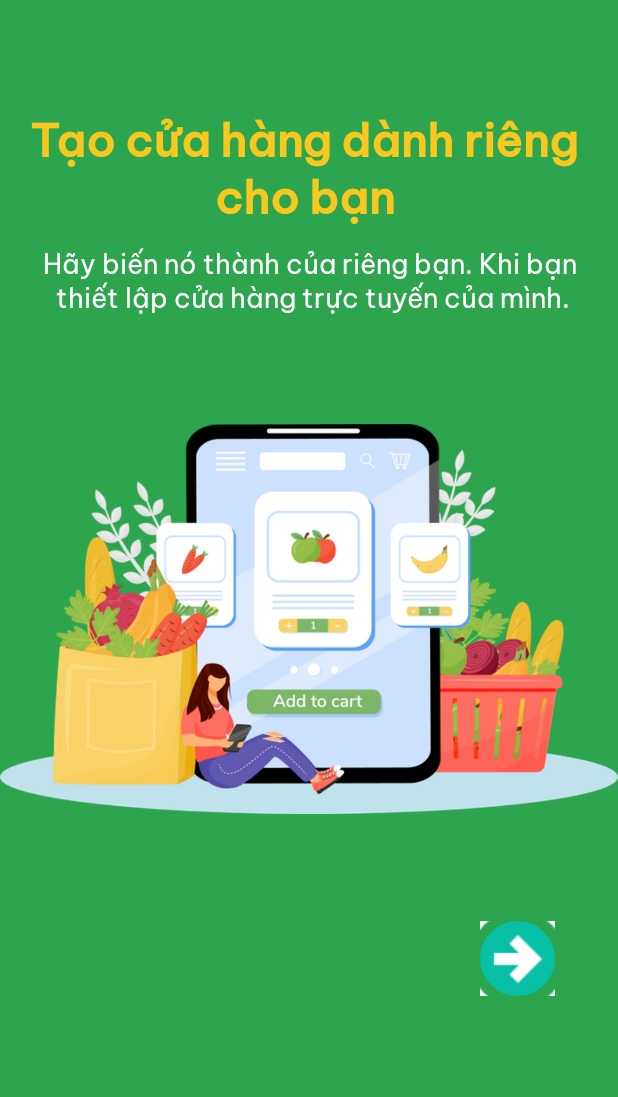
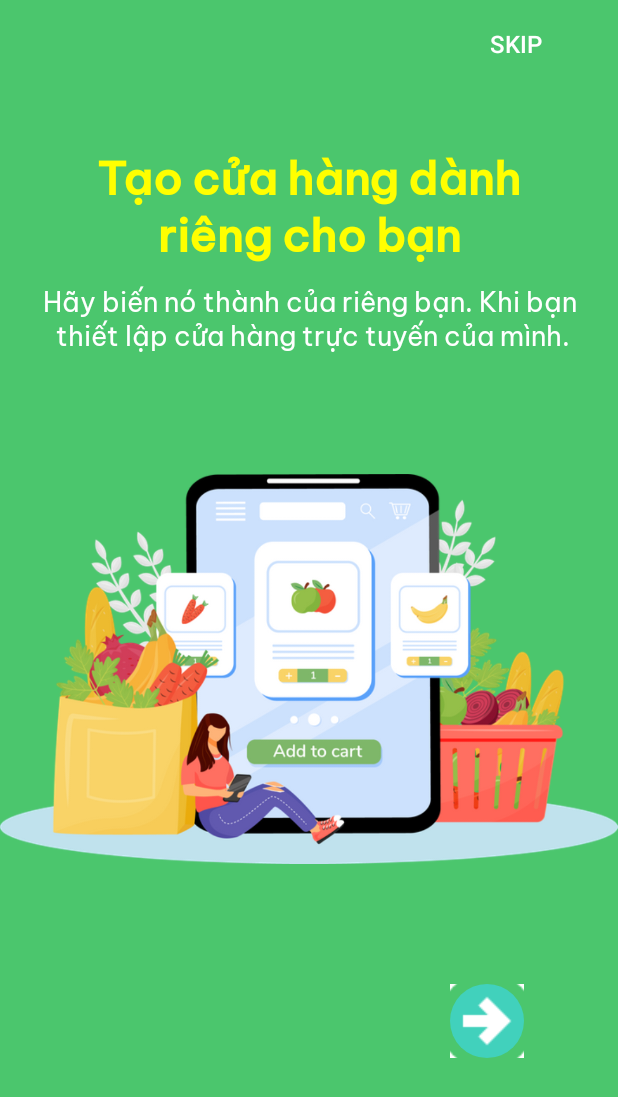
Before and after one commit to VoXuanPhuc/greenmaket, an Android app: the giaodien4 screen opened directly, with no data from a screen before it, on a phone screen of 412 x 824 dp. Shown: the top 1097 px of the screen. Run offline under Robolectric (Android 15) with nearby library versions, the phone set to English and light mode, and no system bars; Roboto replaces fonts that are not available here.

Commit message:
Thêm nut skip, show hoạt động một lần khi chạy lần đầu cho giao diện

```diff
--- a/app/src/main/java/com/app/laptrinhdidong/giaodien4.java
+++ b/app/src/main/java/com/app/laptrinhdidong/giaodien4.java
@@ -5,6 +5,7 @@ import androidx.appcompat.app.AppCompatActivity;
 import android.content.Intent;
 import android.os.Bundle;
 import android.view.View;
+import android.widget.Button;
 import android.widget.ImageButton;
 
 public class giaodien4 extends AppCompatActivity {
@@ -14,7 +15,9 @@ public class giaodien4 extends AppCompatActivity {
         super.onCreate(savedInstanceState);
         setContentView(R.layout.activity_giaodien4);
         ImageButton nextbtn;
+        Button bnskip;
         nextbtn = (ImageButton) findViewById(R.id.next);
+        bnskip = (Button) findViewById(R.id.btnskip) ;
 
         nextbtn.setOnClickListener(new View.OnClickListener() {
             @Override
@@ -22,5 +25,12 @@ public class giaodien4 extends AppCompatActivity {
                 startActivity(new Intent(giaodien4.this, DanhMucActivity.class));
             }
         });
+
+        bnskip.setOnClickListener(new View.OnClickListener() {
+            @Override
+            public void onClick(View view) {
+                startActivity(new Intent(giaodien4.this, DanhMucActivity.class));
+            }
+        });
     }
 }
--- a/app/src/main/res/drawable-v24/bttron.xml
+++ b/app/src/main/res/drawable-v24/bttron.xml
@@ -1,7 +1,7 @@
 <?xml version="1.0" encoding="utf-8"?>
 <shape xmlns:android="http://schemas.android.com/apk/res/android">
     <solid
-        android:color="#07BFA5"
+        android:color="#41D1BC"
         />
     <corners
         android:radius="999dp"/>
--- a/app/src/main/res/layout/activity_giaodien4.xml
+++ b/app/src/main/res/layout/activity_giaodien4.xml
@@ -4,19 +4,30 @@
     xmlns:tools="http://schemas.android.com/tools"
     android:layout_width="match_parent"
     android:layout_height="match_parent"
-    android:background="#2DA44E"
+    android:background="#4BC66D"
     android:orientation="vertical"
     tools:context=".giaodien4">
+
+    <Button
+        android:id="@+id/btnskip"
+        android:layout_width="wrap_content"
+        android:layout_height="wrap_content"
+        android:text="Skip"
+        android:textSize="16sp"
+        android:background="@null"
+        android:layout_marginLeft="300dp"
+        android:textColor="@color/white"
+        android:layout_marginTop="5dp"/>
 
     <TextView
         android:id="@+id/textView"
         android:layout_width="match_parent"
         android:layout_height="wrap_content"
-        android:layout_marginTop="68dp"
+        android:layout_marginTop="40dp"
         android:gravity="center"
-        android:text="Tạo cửa hàng dành riêng \ncho bạn "
-        android:textColor="#F8C81E"
-        android:textSize="30dp"
+        android:text="Tạo cửa hàng dành\n riêng cho bạn "
+        android:textColor="#FFFF00"
+        android:textSize="30sp"
         android:textStyle="bold"
         android:fontFamily="@font/bevietnampro_medium"/>
 
@@ -39,24 +50,26 @@
     </LinearLayout>
 
     <LinearLayout
-        android:layout_width="wrap_content"
-        android:layout_height="400dp"
-        android:orientation="vertical">
+        android:layout_width="match_parent"
+        android:layout_height="350dp"
+        android:layout_marginTop="10dp"
+        app:layout_constraintEnd_toEndOf="parent"
+        app:layout_constraintStart_toStartOf="parent"
+        app:layout_constraintTop_toBottomOf="@+id/textView5">
 
         <ImageView
             android:id="@+id/imageView_giohang"
-            android:layout_width="wrap_content"
+            android:layout_width="match_parent"
             android:layout_height="400dp"
-            android:layout_marginTop="2dp"
             app:srcCompat="@drawable/online" />
     </LinearLayout>
 
     <ImageButton
         android:id="@+id/next"
-        android:layout_width="50dp"
-        android:layout_height="50dp"
-        android:layout_marginTop="3dp"
+        android:layout_width="49dp"
+        android:layout_height="49dp"
+        android:layout_marginTop="60dp"
         android:background="@drawable/bttron"
         android:src="@drawable/img_37"
-        android:layout_marginLeft="320dp"/>
+        android:layout_marginLeft="300dp"/>
 </LinearLayout>
```
Also changed, not shown: app/src/main/java/com/app/laptrinhdidong/giaodien1.java (+12 -0 lines), app/src/main/java/com/app/laptrinhdidong/giaodien2.java (+13 -0 lines), app/src/main/java/com/app/laptrinhdidong/giaodien3.java (+10 -0 lines), app/src/main/res/layout/activity_giaodien1.xml (+7 -7 lines), app/src/main/res/layout/activity_giaodien2.xml (+24 -13 lines), app/src/main/res/layout/activity_giaodien3.xml (+24 -11 lines), app/src/main/res/drawable-v24/muiten.png (added).
